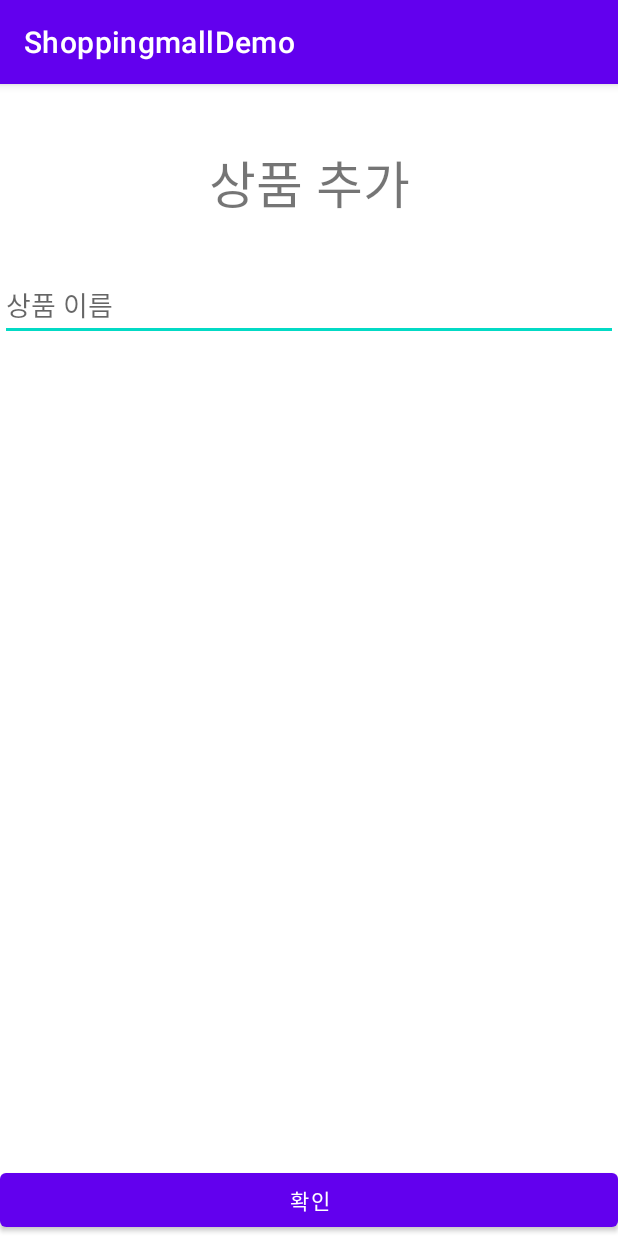
After one commit to wookingwoo/shoppingmall-demo-app, an Android app: the AddItemActivity screen opened directly, with no data from a screen before it, on a phone screen of 412 x 824 dp. The commit adds this screen. Run offline under Robolectric (Android 15) with nearby library versions, the phone set to English and light mode, and no system bars.

Commit message:
Add UI: register item

```diff
--- a/app/src/main/AndroidManifest.xml
+++ b/app/src/main/AndroidManifest.xml
@@ -10,27 +10,23 @@
         android:supportsRtl="true"
         android:theme="@style/Theme.ShoppingmallDemo">
         <activity
+            android:name=".AddItemActivity"
+            android:exported="false" />
+        <activity
             android:name=".SigninActivity"
             android:exported="true">
             <intent-filter>
                 <action android:name="android.intent.action.MAIN" />
+
                 <category android:name="android.intent.category.LAUNCHER" />
             </intent-filter>
-
         </activity>
-
         <activity
             android:name=".SignupActivity"
-            android:exported="false">
-
-        </activity>
-
-
+            android:exported="false"></activity>
         <activity
             android:name=".MainActivity"
-            android:exported="false">
-
-        </activity>
+            android:exported="false"></activity>
     </application>
 
 </manifest>
--- /dev/null
+++ b/app/src/main/java/com/wookingwoo/shoppingmalldemo/AddItemActivity.java
@@ -0,0 +1,14 @@
+package com.wookingwoo.shoppingmalldemo;
+
+import androidx.appcompat.app.AppCompatActivity;
+
+import android.os.Bundle;
+
+public class AddItemActivity extends AppCompatActivity {
+
+    @Override
+    protected void onCreate(Bundle savedInstanceState) {
+        super.onCreate(savedInstanceState);
+        setContentView(R.layout.activity_add_item);
+    }
+}
--- a/app/src/main/java/com/wookingwoo/shoppingmalldemo/MainActivity.java
+++ b/app/src/main/java/com/wookingwoo/shoppingmalldemo/MainActivity.java
@@ -14,6 +14,7 @@ import android.view.View;
 import android.widget.Button;
 import android.widget.Toast;
 
+import com.google.android.material.floatingactionbutton.FloatingActionButton;
 import com.google.firebase.auth.FirebaseAuth;
 import com.google.firebase.auth.FirebaseUser;
 
@@ -114,5 +115,14 @@ public class MainActivity extends AppCompatActivity {
         }
 
 
+        FloatingActionButton fab_add = (FloatingActionButton) findViewById(R.id.fab_add);
+        fab_add.setOnClickListener(new View.OnClickListener() {
+            public void onClick(View v) {
+                Intent intent = new Intent(MainActivity.this, AddItemActivity.class);
+                startActivity(intent);
+            }
+        });
+
+
     }
 }
--- /dev/null
+++ b/app/src/main/res/layout/activity_add_item.xml
@@ -0,0 +1,42 @@
+<?xml version="1.0" encoding="utf-8"?>
+<androidx.constraintlayout.widget.ConstraintLayout xmlns:android="http://schemas.android.com/apk/res/android"
+    xmlns:app="http://schemas.android.com/apk/res-auto"
+    xmlns:tools="http://schemas.android.com/tools"
+    android:layout_width="match_parent"
+    android:layout_height="match_parent"
+    tools:context=".AddItemActivity">
+
+    <EditText
+        android:id="@+id/et_itemTitle"
+        android:layout_width="0dp"
+        android:layout_height="wrap_content"
+        android:layout_marginTop="32dp"
+        android:ems="10"
+        android:hint="상품 이름"
+        android:inputType="textPersonName"
+        app:layout_constraintEnd_toEndOf="parent"
+        app:layout_constraintHorizontal_bias="1.0"
+        app:layout_constraintStart_toStartOf="parent"
+        app:layout_constraintTop_toBottomOf="@+id/textView8" />
+
+    <TextView
+        android:id="@+id/textView8"
+        android:layout_width="wrap_content"
+        android:layout_height="wrap_content"
+        android:layout_marginTop="40dp"
+        android:text="상품 추가"
+        android:textSize="34sp"
+        app:layout_constraintEnd_toEndOf="parent"
+        app:layout_constraintStart_toStartOf="parent"
+        app:layout_constraintTop_toTopOf="parent" />
+
+    <Button
+        android:id="@+id/button"
+        android:layout_width="0dp"
+        android:layout_height="wrap_content"
+        android:text="확인"
+        app:layout_constraintBottom_toBottomOf="parent"
+        app:layout_constraintEnd_toEndOf="parent"
+        app:layout_constraintStart_toStartOf="parent" />
+
+</androidx.constraintlayout.widget.ConstraintLayout>
--- a/app/src/main/res/layout/activity_main.xml
+++ b/app/src/main/res/layout/activity_main.xml
@@ -32,7 +32,7 @@
         app:layout_constraintStart_toStartOf="parent" />
 
     <com.google.android.material.floatingactionbutton.FloatingActionButton
-        android:id="@+id/floatingActionButton2"
+        android:id="@+id/fab_add"
         android:layout_width="wrap_content"
         android:layout_height="wrap_content"
         android:layout_marginEnd="16dp"
@@ -43,7 +43,7 @@
         app:srcCompat="@android:drawable/ic_input_add" />
 
     <com.google.android.material.floatingactionbutton.FloatingActionButton
-        android:id="@+id/floatingActionButton3"
+        android:id="@+id/fab_delet"
         android:layout_width="wrap_content"
         android:layout_height="wrap_content"
         android:layout_marginStart="16dp"
```
